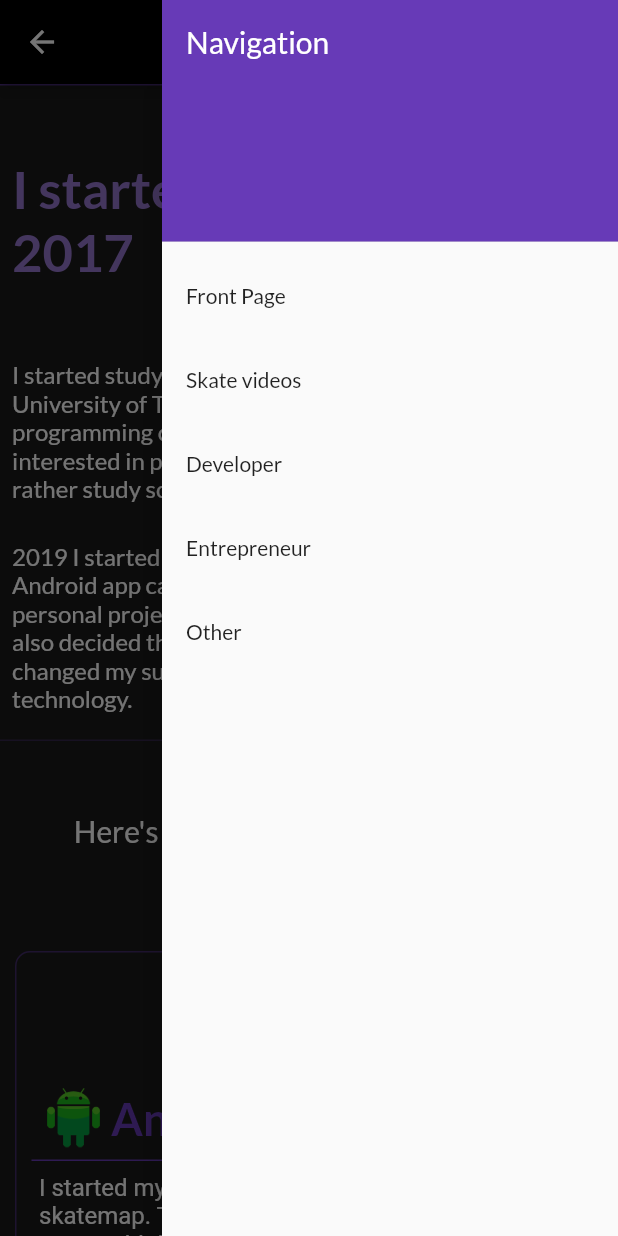
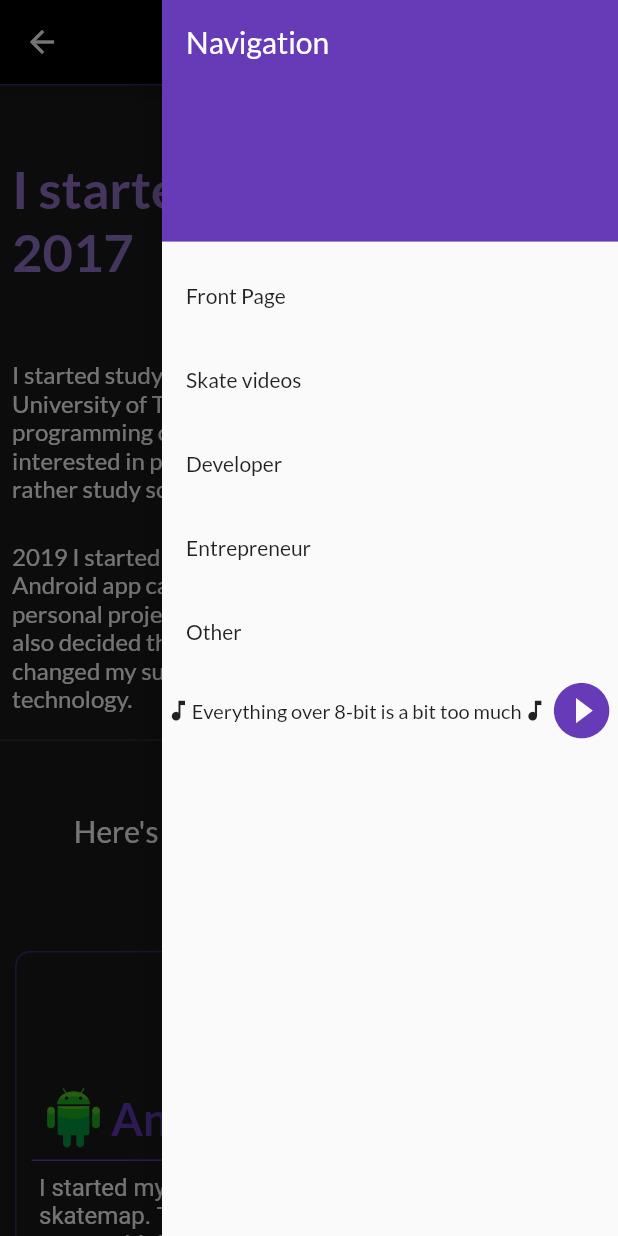
Before and after one commit to paivanjerry/Jerry-Selin-Website, a Flutter app: the DeveloperPage screen opened by its route, after a tap on the "menu" icon, on a phone screen of 412 x 824 dp. Run offline on Flutter 3.47's test engine with Material 2 defaults, Android fonts, the phone set to English and light mode, and no system bars; our stand-ins replace audio_service, easy_localization, just_audio, video_player, youtube_player_iframe; missing offline and left inert: dart:html, draggable_scrollbar, navigation_history_observer; statements that could not run were skipped.

Commit message:
More info added. Audio player.

```diff
--- a/lib/components/Footer.dart
+++ b/lib/components/Footer.dart
@@ -71,6 +71,22 @@ class _FooterState extends State<Footer> {
                               height: 40,
                             ))),
                   ),
+                  Padding(
+                    padding: const EdgeInsets.only(right: 10.0),
+                    child: Tooltip(
+                      message: tr("copy_email"),
+                      child: GestureDetector(
+                          onTap: () {
+                            Clipboard.setData(ClipboardData(text: "jerry.selin@gmail.com"));
+                          },
+                          child: MouseRegion(
+                              cursor: SystemMouseCursors.click,
+                              child: Image.asset(
+                                "assets/images/mail.png",
+                                height: 40,
+                              ))),
+                    ),
+                  ),
                   Tooltip(
                     message: "Spottimettä",
                     child: GestureDetector(
@@ -100,15 +116,30 @@ class _FooterState extends State<Footer> {
                             ))),
                   ),
                   Tooltip(
-                    message: tr("copy_email"),
+                    message: "Skeittivideot.fi",
                     child: GestureDetector(
                         onTap: () {
-                          Clipboard.setData(ClipboardData(text: "jerry.selin@gmail.com"));
+                          html.window.open("https://skeittivideot.fi",
+                              "Skeittivideot.fi");
                         },
                         child: MouseRegion(
                             cursor: SystemMouseCursors.click,
                             child: Image.asset(
-                              "assets/images/mail.png",
+                              "assets/images/skeittivideotfi.png",
+                              height: 40,
+                            ))),
+                  ),
+                  Tooltip(
+                    message: "Life of Jerry",
+                    child: GestureDetector(
+                        onTap: () {
+                          html.window.open("https://lifeof.jerrysel.in",
+                              "Life of Jerry");
+                        },
+                        child: MouseRegion(
+                            cursor: SystemMouseCursors.click,
+                            child: Image.asset(
+                              "assets/images/lifeofjerry.png",
                               height: 40,
                             ))),
                   ),
--- a/lib/components/MobileNavigation.dart
+++ b/lib/components/MobileNavigation.dart
@@ -1,10 +1,16 @@
+import 'package:audio_service/audio_service.dart';
 import 'package:easy_localization/easy_localization.dart';
 import 'package:flutter/material.dart';
+import 'package:jerryselin/components/musicWidget.dart';
 import 'package:jerryselin/pages/DeveloperPage.dart';
 import 'package:jerryselin/pages/EntrepreneurPage.dart';
 import 'package:jerryselin/pages/MainPage.dart';
 import 'package:jerryselin/pages/OtherPage.dart';
 import 'package:jerryselin/pages/SkateVideoPage.dart';
+
+import 'package:jerryselin/audioPlayer.dart';
+
+import '../bgEntry.dart';
 
 class MobileNavigation extends StatelessWidget {
   @override
@@ -63,8 +69,22 @@ class MobileNavigation extends StatelessWidget {
               Navigator.of(context).pushNamed(OtherPage.route);
             },
           ),
+          InkWell(
+            onTap: (){},
+            child: Container(
+              height: 50,
+                padding: const EdgeInsets.symmetric(horizontal: 2.0),
+                child: MusicWidget(),
+              ),
+          ),
         ],
       ),
     );
   }
-}
+  startAudio() =>
+      AudioService.start(backgroundTaskEntrypoint: backgroundTaskEntrypoint);
+
+  stopAudio() => AudioService.stop();
+
+
+}//widget
--- /dev/null
+++ b/lib/components/musicWidget.dart
@@ -0,0 +1,54 @@
+import 'package:audio_service/audio_service.dart';
+import 'package:flutter/cupertino.dart';
+import 'package:flutter/material.dart';
+
+import 'package:jerryselin/audioPlayer.dart';
+import 'package:jerryselin/bgEntry.dart';
+
+class MusicWidget extends StatefulWidget {
+  @override
+  _MusicWidgetState createState() => _MusicWidgetState();
+
+  MusicWidget() : super();
+}
+
+class _MusicWidgetState extends State<MusicWidget> {
+  @override
+  Widget build(BuildContext context) {
+    return StreamBuilder<PlaybackState>(
+      stream: AudioService.playbackStateStream,
+      builder: (context, snapshot) {
+        final playing = snapshot.data?.playing ?? false;
+        return FittedBox(
+          fit: BoxFit.scaleDown,
+          child: Row(children: [
+            Icon(Icons.music_note),
+            Text(
+              "Everything over 8-bit is a bit too much",
+              style: TextStyle(
+                  fontSize: 18),
+            ),
+            Icon(Icons.music_note),
+            if (playing)
+              Tooltip(message:"Stop", child: GestureDetector(child: Icon(Icons.stop_circle, size: 60, color: Colors.deepPurple,), onTap: stopAudio))
+            else
+              Tooltip(message: "Play", child: GestureDetector(child: Icon(Icons.play_circle_filled, size: 60, color: Colors.deepPurple), onTap: startAudio)),
+          ],),
+        );
+      },
+    );
+  }
+  startAudio() =>
+      AudioService.start(backgroundTaskEntrypoint: backgroundTaskEntrypoint);
+
+  stopAudio() => AudioService.stop();
+
+
+}//Widget
+
+/*
+void _backgroundTaskEntrypoint() {
+  AudioServiceBackground.run(() => AudioPlayerTask());
+}
+
+ */
--- a/lib/main.dart
+++ b/lib/main.dart
@@ -6,6 +6,7 @@ import 'package:jerryselin/pages/EntrepreneurPage.dart';
 import 'package:jerryselin/pages/MainPage.dart';
 import 'package:easy_localization/easy_localization.dart';
 import 'package:jerryselin/pages/OtherPage.dart';
+import 'package:audio_service/audio_service.dart';
 
 import 'package:navigation_history_observer/navigation_history_observer.dart';
 
@@ -35,7 +36,7 @@ class MyApp extends StatelessWidget {
       initialRoute: '/',
       title: "Jerry Selin",
       routes: {
-        '/': (context) => MainPage(),
+        '/': (context) => AudioServiceWidget(child: MainPage()),
         '/skatevideos': (context) => SkateVideoPage(),
         '/other': (context) => OtherPage(),
         '/developer': (context) => DeveloperPage(),
--- a/lib/pages/DeveloperPage.dart
+++ b/lib/pages/DeveloperPage.dart
@@ -353,6 +353,42 @@ class _DeveloperPageState extends State<DeveloperPage> {
                                   TextSpan(text: tr("flutter_web_desc_3")),
                                 ],
                               ),
+                              DevItem(
+                                width: w,
+                                titleIcon: Image.asset(
+                                  "assets/images/phaser.png",
+                                  height: 40,
+                                ),
+                                title: "Phaser 3",
+                                description: [
+                                  TextSpan(text: tr("phaser_desc")),
+                                  TextSpan(
+                                      text: tr("phaser_desc_2"),
+                                      style: TextStyle(
+                                          color: Colors.deepPurple.shade300,
+                                          decoration: TextDecoration.underline),
+                                      recognizer: TapGestureRecognizer()
+                                        ..onTap = () {
+                                          html.window.open(
+                                              "https://lifeof.jerrysel.in",
+                                              "Life of Jerry");
+                                        }),
+                                  TextSpan(text: tr("phaser_desc_3")),
+                                  TextSpan(text: tr("phaser_desc_4")),
+                                  TextSpan(
+                                      text: tr("phaser_desc_5"),
+                                      style: TextStyle(
+                                          color: Colors.deepPurple.shade300,
+                                          decoration: TextDecoration.underline),
+                                      recognizer: TapGestureRecognizer()
+                                        ..onTap = () {
+                                          html.window.open(
+                                              "https://youtu.be/CPUW_K6APX0",
+                                              "Life of Jerry - Preview video");
+                                        }),
+                                  TextSpan(text: "."),
+                                ],
+                              ),
                             ],
                           ),
                         ),
--- a/lib/pages/OtherPage.dart
+++ b/lib/pages/OtherPage.dart
@@ -478,7 +478,7 @@ class _OtherPageState extends State<OtherPage> {
             width: w * 0.3,
           ),
           Image.asset(
-            "assets/images/selinpixar.jpg",
+            "assets/images/industry_portfolio.png",
             width: w * 0.3,
           ),
         ],
--- a/pubspec.yaml
+++ b/pubspec.yaml
@@ -33,6 +33,8 @@ dependencies:
   http: ^0.12.2
   draggable_scrollbar: ^0.0.4
   video_player_web: ^0.1.4
+  audio_service: ^0.16.1
+  just_audio: ^0.6.6
 
 
 dev_dependencies:
```
Also changed, not shown: assets/translations/en.json (+8 -2 lines), assets/translations/fi.json (+11 -2 lines), lib/audioPlayer.dart (added, +41 -0 lines), lib/bgEntry.dart (added, +7 -0 lines), lib/pages/MainPage.dart (+25 -1 lines), lib/pages/SkateVideoPage.dart (+17 -0 lines), assets/images/industry_portfolio.png (added), assets/images/lifeofjerry.png (added), assets/images/phaser.png (added), assets/images/skeittivideotfi.png (added), pubspec.lock, 3 other files.
